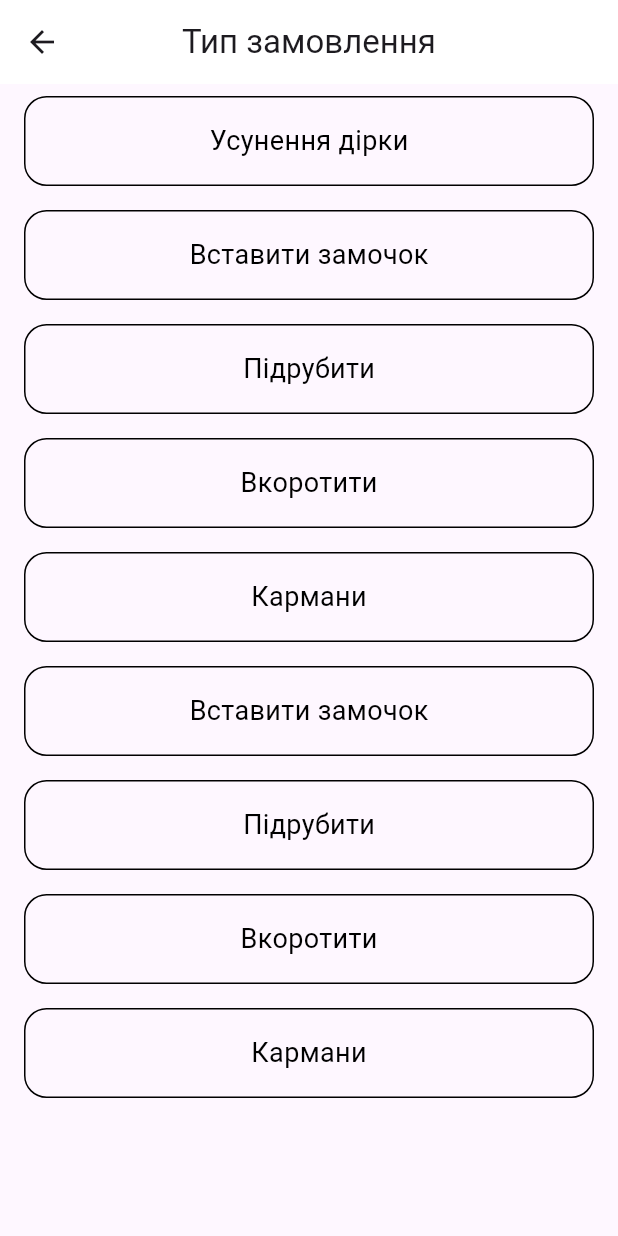
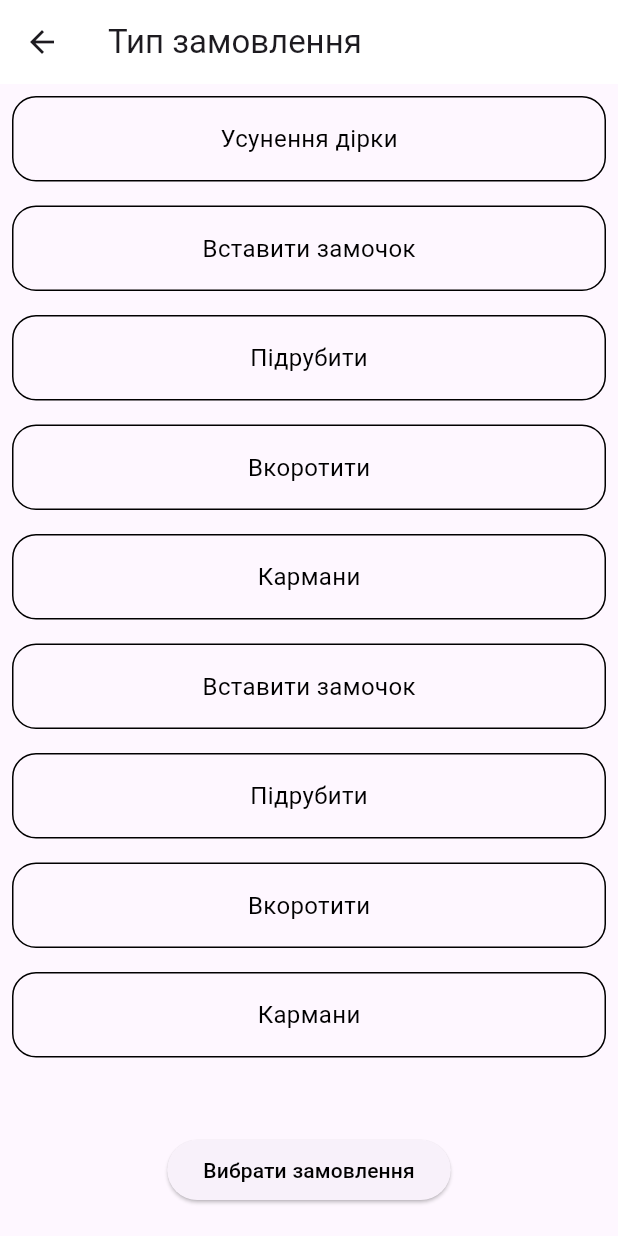
Before and after one commit to ViktorDov/SmartTailor, a Flutter app: the OrderTypeScreen screen opened by its route, on a phone screen of 412 x 824 dp. Run offline on Flutter 3.47's test engine with Material 3 defaults, Android fonts, the phone set to English and light mode, and no system bars; our stand-ins replace bloc, equatable, flutter_bloc, go_router, google_fonts; Roboto replaces fonts that are missing (Abel).

Commit message:
refact_order

```diff
--- a/lib/presentation/screens/clothing_repair/add_order/repair/order_type/choose_order_type.dart
+++ b/lib/presentation/screens/clothing_repair/add_order/repair/order_type/choose_order_type.dart
@@ -1,13 +1,13 @@
 import 'package:flutter/material.dart';
 import 'package:flutter_bloc/flutter_bloc.dart';
 import 'package:go_router/go_router.dart';
+import 'package:google_fonts/google_fonts.dart';
 import 'package:smart_tailor/presentation/screens/clothing_repair/cubit/repair_cubit.dart';
 import '../../../../home.dart' show HomeScreen;
 
 class OrderTypeScreen extends StatefulWidget {
   static const String path = '/choose_type';
   static const String name = 'chooseType';
-
   const OrderTypeScreen({super.key});
 
   @override
@@ -20,44 +20,54 @@ class _OrderTypeScreenState extends State<OrderTypeScreen> {
     return Scaffold(
       appBar: AppBar(
         title: const Text('Тип замовлення'),
-        centerTitle: true,
+        centerTitle: false,
         backgroundColor: Colors.white,
         leading: IconButton(
           onPressed: () => context.goNamed(HomeScreen.name),
           icon: const Icon(Icons.arrow_back),
         ),
       ),
-      body: BlocBuilder<RepairCubit, RepairState>(
-        builder: (context, state) {
-          return ListView.builder(
-            itemCount: state.orderTypeList.length,
+      body: Column(
+        children: [
+          const OrderTypeList(),
+          const OrderTypeButton(),
+        ],
+      ),
+    );
+  }
+}
+
+class OrderTypeList extends StatelessWidget {
+  const OrderTypeList({super.key});
+
+  @override
+  Widget build(BuildContext context) {
+    return BlocBuilder<RepairCubit, RepairState>(builder: (context, state) {
+      final orderTypelist = state.orderTypeList;
+      return Expanded(
+        child: ListView.builder(
+          itemCount: orderTypelist.length,
           itemBuilder: (context, index) {
-              String workType = state.orderTypeList[index];
+            String orderType = orderTypelist[index];
             return Padding(
-                padding:
-                    const EdgeInsets.symmetric(vertical: 8, horizontal: 16),
-                child: LayoutBuilder(
-                  builder: (context, constraints) {
-                    return GestureDetector(
-                      onTapDown: (TapDownDetails details) {
-                        // double tapX = details.localPosition.dx;
-                        // double halfWidth = constraints.maxWidth / 2;
-                        // String side = tapX < halfWidth ? 'Ліва' : 'Права';
-                        context.read<RepairCubit>().addOrterType(workType);
-                      },
+              padding: const EdgeInsets.all(8.0),
+              child: GestureDetector(
+                onTap: () =>
+                    context.read<RepairCubit>().addOrterType(orderType),
                 child: Container(
-                        width: double.infinity,
-                        padding: const EdgeInsets.symmetric(
-                            vertical: 16, horizontal: 20),
+                  padding: EdgeInsets.symmetric(vertical: 16, horizontal: 40),
                   decoration: BoxDecoration(
                     border: Border.all(color: Colors.black),
-                          borderRadius: BorderRadius.circular(15),
+                    borderRadius: BorderRadius.circular(16),
                   ),
                   child: Center(
                     child: Text(
-                            workType,
-                            style: const TextStyle(
-                                color: Colors.black, fontSize: 18),
+                      orderType,
+                      style: GoogleFonts.abel(
+                        color: Colors.black,
+                        fontSize: 16,
+                      ),
+                    ),
                   ),
                 ),
               ),
@@ -65,67 +75,31 @@ class _OrderTypeScreenState extends State<OrderTypeScreen> {
           },
         ),
       );
-            },
-          );
-        },
+    });
+  }
+}
+
+class OrderTypeButton extends StatefulWidget {
+  const OrderTypeButton({super.key});
+
+  @override
+  State<OrderTypeButton> createState() => _OrderTypeButtonState();
+}
+
+class _OrderTypeButtonState extends State<OrderTypeButton> {
+  @override
+  Widget build(BuildContext context) {
+    return Padding(
+      padding: const EdgeInsets.only(bottom: 20),
+      child: Center(
+        child: ElevatedButton(
+          onPressed: () {},
+          child: Text(
+            "Вибрати замовлення",
+            style: GoogleFonts.poppins(color: Colors.black),
+          ),
+        ),
       ),
     );
   }
 }
-
-// class ChooseOrderTypeBody extends StatelessWidget {
-//   final List<String> workTypes = [
-    // "Усунення дірки",
-    // "Вставити замочок",
-    // "Підрубити",
-    // "Вкоротити",
-    // "Кармани",
-    // "Вставити замочок",
-    // "Підрубити",
-    // "Вкоротити",
-    // "Кармани",
-//   ];
-
-//   ChooseOrderTypeBody({super.key});
-
-//   @override
-//   Widget build(BuildContext context) {
-//     return ListView.builder(
-//       itemCount: ,
-//       itemBuilder: (context, index) {
-//         String workType = workTypes[index];
-//         return Padding(
-//           padding: const EdgeInsets.symmetric(vertical: 8, horizontal: 16),
-//           child: LayoutBuilder(
-//             builder: (context, constraints) {
-//               return GestureDetector(
-//                 onTapDown: (TapDownDetails details) {
-//                   double tapX = details.localPosition.dx;
-//                   double halfWidth = constraints.maxWidth / 2;
-//                   context.read<RepairCubit>().getCoins();
-//                   String side = tapX < halfWidth ? 'Ліва' : 'Права';
-//                   print('Натиснуто на $side сторону: $workType');
-//                 },
-//                 child: Container(
-//                   width: double.infinity, // Розтягується на всю ширину
-//                   padding:
-//                       const EdgeInsets.symmetric(vertical: 16, horizontal: 20),
-//                   decoration: BoxDecoration(
-//                     border: Border.all(color: Colors.black),
-//                     borderRadius: BorderRadius.circular(15),
-//                   ),
-//                   child: Center(
-//                     child: Text(
-//                       workType,
-//                       style: const TextStyle(color: Colors.black, fontSize: 18),
-//                     ),
-//                   ),
-//                 ),
-//               );
-//             },
-//           ),
-//         );
-//       },
-//     );
-//   }
-// }
--- a/lib/presentation/screens/clothing_repair/cubit/repair_cubit.dart
+++ b/lib/presentation/screens/clothing_repair/cubit/repair_cubit.dart
@@ -7,9 +7,8 @@ class RepairCubit extends Cubit<RepairState> {
   RepairCubit() : super(const RepairState());
 
   void addOrterType(String type) {
-    final list = state.choosedOrderTypeList;
+    final List<String> list = List.from(state.choosedOrderTypeList);
     list.add(type);
     emit(state.copyWith(choosedOrderTypeList: list));
-    print(state.choosedOrderTypeList.length);
   }
 }
--- a/pubspec.yaml
+++ b/pubspec.yaml
@@ -38,6 +38,7 @@ dependencies:
   bloc: ^9.0.0
   flutter_bloc: ^9.1.0
   equatable: ^2.0.7
+  google_fonts: ^6.2.1
 
 dev_dependencies:
   flutter_test:
```
Also changed, not shown: pubspec.lock, 5 other files. Lines whose indentation alone changed are shown as unchanged.
